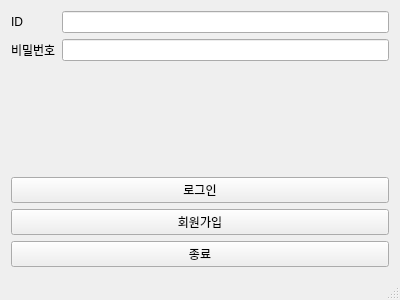
First picture: the form in Client/Client/Login.ui, repository kauzue/Shop_cpp, before the edit.
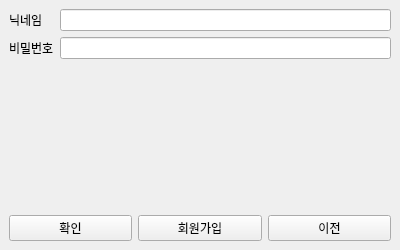
Second picture: the form after the edit.

Commit message: 회원가입, 로그인 시스템 만듬

Patch:
```diff
--- a/Client/Client/Login.ui
+++ b/Client/Client/Login.ui
@@ -7,7 +7,7 @@
 				<x>0</x>
 				<y>0</y>
 				<width>400</width>
-				<height>300</height>
+				<height>250</height>
 			</rect>
 		</property>
 		<property name="windowTitle">
@@ -20,7 +20,7 @@
 						<item row="0" column="0">
 							<widget class="QLabel" name="label_id">
 								<property name="text">
-									<string>ID</string>
+									<string>닉네임</string>
 								</property>
 							</widget>
 						</item>
@@ -44,19 +44,11 @@
 					</layout>
 				</item>
 				<item>
-					<widget class="QLabel" name="statusLabel">
-						<property name="text">
-							<string/>
-						</property>
-						<property name="styleSheet">
-							<string>color: red;</string>
-						</property>
-					</widget>
-				</item>
+					<layout class="QHBoxLayout" name="buttonLayout">
 				<item>
 					<widget class="QPushButton" name="loginBtn">
 						<property name="text">
-							<string>로그인</string>
+									<string>확인</string>
 						</property>
 					</widget>
 				</item>
@@ -68,17 +60,17 @@
 					</widget>
 				</item>
 				<item>
-					<widget class="QPushButton" name="exitBtn">
+							<widget class="QPushButton" name="backBtn">
 						<property name="text">
-							<string>종료</string>
+									<string>이전</string>
 						</property>
 					</widget>
 				</item>
 			</layout>
+				</item>
+			</layout>
 		</widget>
-		<widget class="QStatusBar" name="statusbar"/>
 	</widget>
-	<layoutdefault spacing="6" margin="11"/>
 	<resources/>
 	<connections/>
 </ui>
```
Left out of the diff: 12 changed lines with no effect on the pictures. Lines whose indentation alone changed are shown as unchanged. The commit also changes 97 other files.
